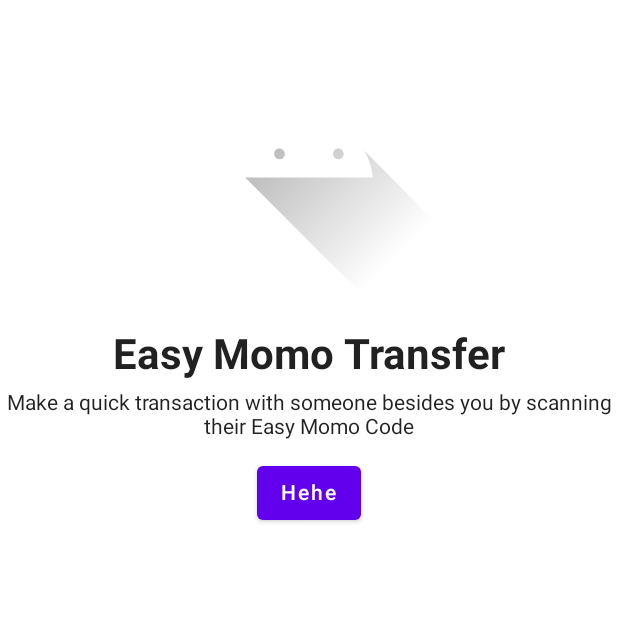
After one commit to masslany/JustEvaluateIt, an Android app built with Jetpack Compose: the composable PageUI called with sample values from the repository, on a phone screen of 412 x 824 dp, the top half of it. The commit adds this screen. Run offline under Robolectric (Android 15) with nearby library versions, the light colour scheme and no system bars.

Commit message:
WIP: Onboarding implementation started

```diff
--- /dev/null
+++ b/app/src/main/java/com/masslany/justevaluateit/presentation/onboarding/Page.kt
@@ -0,0 +1,7 @@
+package com.masslany.justevaluateit.presentation.onboarding
+
+import androidx.annotation.DrawableRes
+
+data class Page(val title: String,
+                val description: String,
+                @DrawableRes val image:Int)
--- /dev/null
+++ b/app/src/main/java/com/masslany/justevaluateit/presentation/onboarding/PageUI.kt
@@ -0,0 +1,45 @@
+package com.masslany.justevaluateit.presentation.onboarding
+
+import androidx.compose.foundation.Image
+import androidx.compose.foundation.layout.Column
+import androidx.compose.foundation.layout.Spacer
+import androidx.compose.foundation.layout.height
+import androidx.compose.foundation.layout.size
+import androidx.compose.material.Button
+import androidx.compose.material.Text
+import androidx.compose.runtime.Composable
+import androidx.compose.ui.Alignment
+import androidx.compose.ui.Modifier
+import androidx.compose.ui.res.painterResource
+import androidx.compose.ui.text.font.FontWeight
+import androidx.compose.ui.text.style.TextAlign
+import androidx.compose.ui.unit.dp
+import androidx.compose.ui.unit.sp
+
+@Composable
+fun PageUI(page: Page, onPageClick: () -> Unit) {
+    Column(horizontalAlignment = Alignment.CenterHorizontally) {
+        Image(
+            painter = painterResource(page.image),
+            contentDescription = null,
+            modifier = Modifier.size(200.dp)
+        )
+        Spacer(modifier = Modifier.height(20.dp))
+
+        Text(
+            text = page.title,
+            fontSize = 28.sp, fontWeight = FontWeight.Bold
+        )
+        Spacer(modifier = Modifier.height(8.dp))
+        Text(
+            text = page.description,
+            textAlign = TextAlign.Center, fontSize = 14.sp
+        )
+        Spacer(modifier = Modifier.height(12.dp))
+
+        Button(onClick = onPageClick) {
+            Text("Hehe")
+        }
+
+    }
+}
--- /dev/null
+++ b/app/src/main/java/com/masslany/justevaluateit/presentation/onboarding/onboardPages.kt
@@ -0,0 +1,21 @@
+package com.masslany.justevaluateit.presentation.onboarding
+
+import com.masslany.justevaluateit.R
+
+val onboardPages = listOf(
+    Page(
+        "Easy Momo Transfer",
+        "Make a quick transaction with someone besides you by scanning their Easy Momo Code",
+        R.drawable.ic_launcher_foreground
+    ),
+    Page(
+        "Easy Select",
+        "Pick a contact directly from your contact list and Momo them in less than no time",
+        R.drawable.ic_launcher_foreground
+    ),
+    Page(
+        "Secure",
+        "We will never know your Momo PIN in anyway.The app does not share your data with any third party. No internet connection required",
+        R.drawable.ic_launcher_foreground
+    )
+)
--- /dev/null
+++ b/app/src/main/res/drawable/ic_arrow_forward_light.xml
@@ -0,0 +1,5 @@
+<vector android:autoMirrored="true" android:height="24dp"
+    android:tint="#FFFFFF" android:viewportHeight="24"
+    android:viewportWidth="24" android:width="24dp" xmlns:android="http://schemas.android.com/apk/res/android">
+    <path android:fillColor="@android:color/white" android:pathData="M6.23,20.23l1.77,1.77l10,-10l-10,-10l-1.77,1.77l8.23,8.23z"/>
+</vector>
```
Also changed, not shown: app/src/main/java/com/masslany/justevaluateit/presentation/MainActivity.kt (+29 -2 lines), app/src/main/java/com/masslany/justevaluateit/presentation/onboarding/OnboardingFragment.kt (added, +36 -0 lines), app/src/main/java/com/masslany/justevaluateit/presentation/onboarding/OnboardingScreen.kt (added, +96 -0 lines), app/src/main/java/com/masslany/justevaluateit/presentation/onboarding/PageWelcome.kt (added, +64 -0 lines), app/src/main/res/navigation/nav_graph.xml (+8 -0 lines), app/src/main/res/drawable/onboarding_first_page.png (added).
